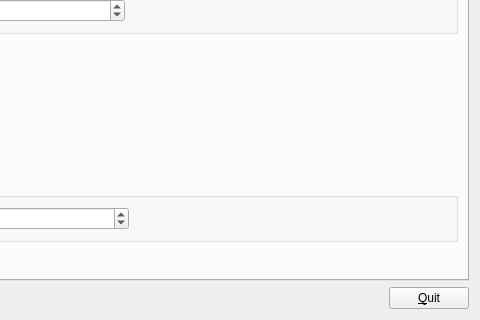
First picture: the form in qtCreatorFiles/ui_manager.ui, repository plomgrading/plom, before the edit; both pictures show x 544 to 1024 and y 340 to 660 of the 1024 by 660 pixel window.
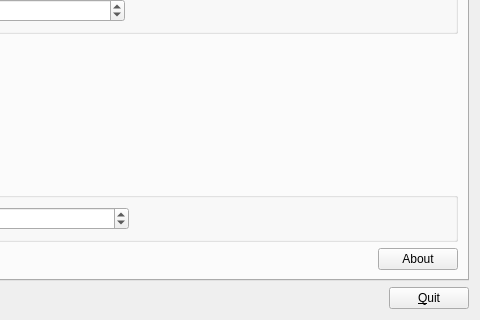
Second picture: the form after the edit.

Commit message:
About button shared with Manager
Partial fix for Issue #1942.

What changed in the file:
```diff
--- a/qtCreatorFiles/ui_manager.ui
+++ b/qtCreatorFiles/ui_manager.ui
@@ -233,6 +233,13 @@
            </property>
           </spacer>
          </item>
+         <item>
+          <widget class="QPushButton" name="aboutButton">
+           <property name="text">
+            <string>About</string>
+           </property>
+          </widget>
+         </item>
         </layout>
        </item>
       </layout>
```
The commit also changes 4 other files.
